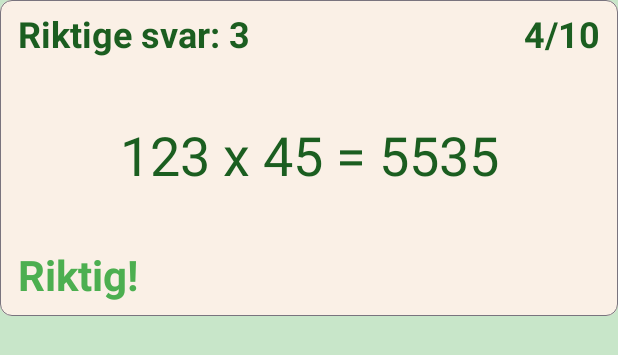
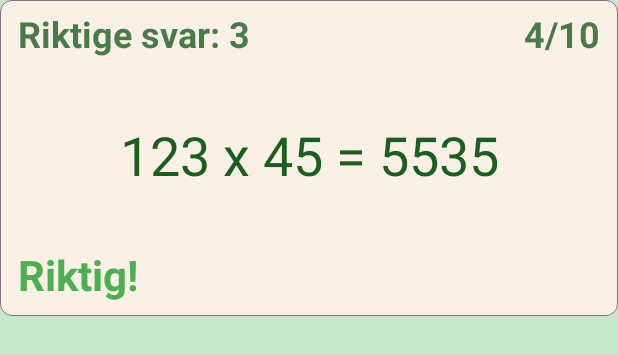
Before and after one commit to magnuskvandal/DAVE3600_Apputvikling, an Android app built with Jetpack Compose: the @Preview function DisplayPreview2, on a phone screen of 412 x 824 dp. Shown: the top 355 px of the screen. Run offline under Robolectric (Android 15) with nearby library versions, the phone set to English and light mode, and no system bars.

Commit message:
Liten endring i fargen i Display

```diff
--- a/Mappe1/app/src/main/java/com/example/matteapp_s356228/ui/komponenter/Display.kt
+++ b/Mappe1/app/src/main/java/com/example/matteapp_s356228/ui/komponenter/Display.kt
@@ -31,6 +31,8 @@ fun Display(
     svarSjekket: Boolean,
     score: Int
 ) {
+    val tilbakemeldingsfarge = if (rettSvar) Color(0xFF4CAF50) else Color(0xFFF44336)
+    val tilbakemeldingstekst = if (rettSvar) stringResource(R.string.rettSvar) else stringResource(R.string.feilSvar)
     Box(
         modifier = modifier
             .fillMaxWidth()
@@ -46,13 +48,16 @@ fun Display(
             )
             .padding(vertical = 8.dp, horizontal = 12.dp),
     ) {
+        if(score > 0){
             Text(
                 text = stringResource(R.string.riktigeSvar, score),
                 style = MaterialTheme.typography.headlineSmall,
                 fontWeight = FontWeight.Bold,
-            color = MaterialTheme.colorScheme.onBackground,
+                color = MaterialTheme.colorScheme.onBackground.copy(alpha = 0.8f),
                 modifier = Modifier.align(Alignment.TopStart)
             )
+        }
+
         Text(
             text = "$oppgavetekst = $svartekst",
             style = MaterialTheme.typography.displaySmall,
@@ -62,8 +67,6 @@ fun Display(
                 .align(Alignment.Center)
                 .padding(vertical = 75.dp)
         )
-        val tilbakemeldingsfarge = if (rettSvar) Color(0xFF4CAF50) else Color(0xFFF44336)
-        val tilbakemeldingstekst = if (rettSvar) stringResource(R.string.rettSvar) else stringResource(R.string.feilSvar)
 
         if(svarSjekket){
             Text(
@@ -77,7 +80,7 @@ fun Display(
         Text(
             text = stringResource(R.string.fremdrift, fremdrift, antallOppgaver),
             style = MaterialTheme.typography.headlineSmall,
-            color = MaterialTheme.colorScheme.onBackground,
+            color = MaterialTheme.colorScheme.onBackground.copy(alpha = 0.8f),
             fontWeight = FontWeight.Bold,
             modifier = Modifier.align(Alignment.TopEnd)
         )
```
Lines whose indentation alone changed are shown as unchanged.
